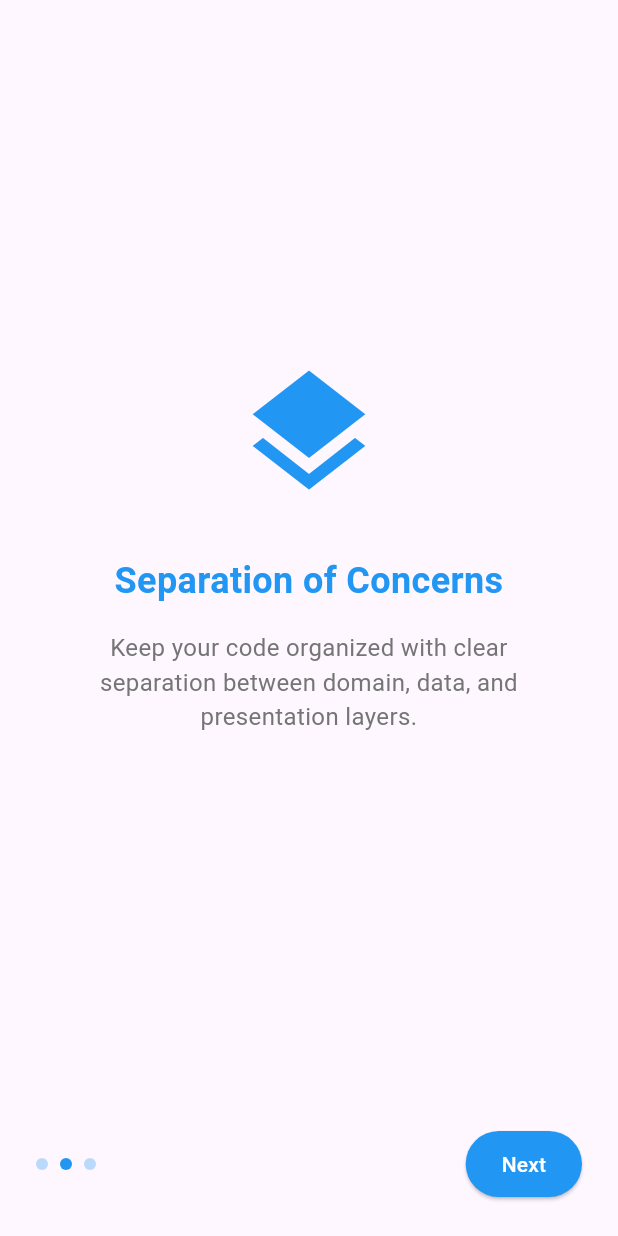
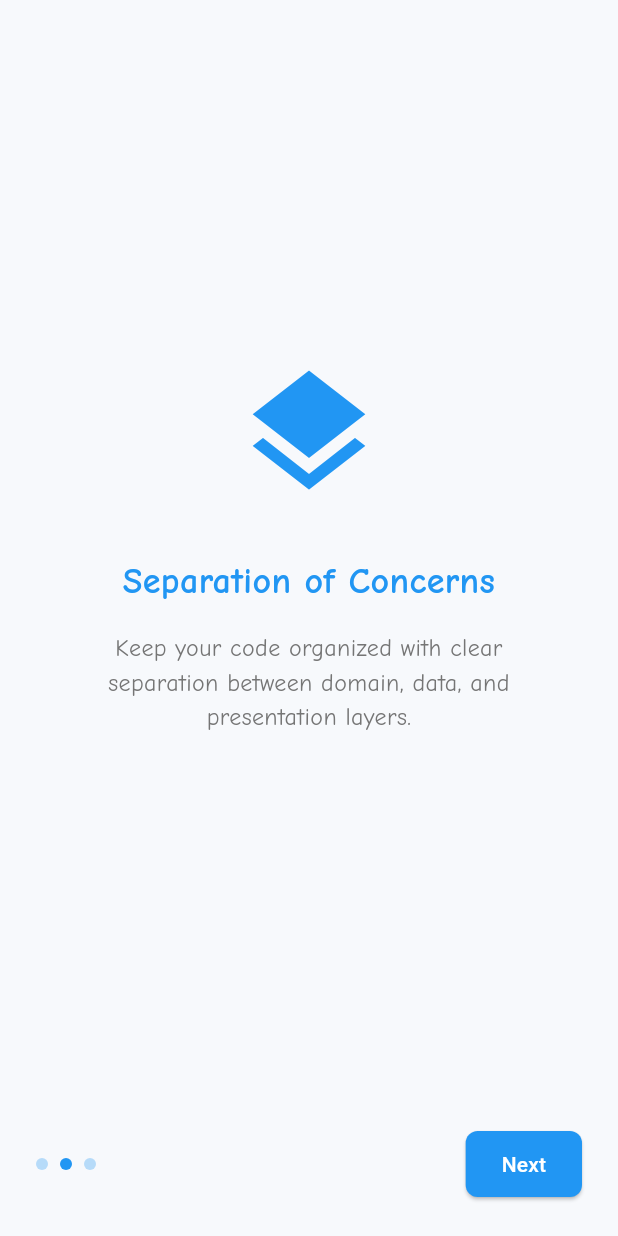
Before and after one commit to nati-d/solika, a Flutter app: the screen it shows after launch, after a tap on "Next", on a phone screen of 412 x 824 dp. Run offline on Flutter 3.47's test engine with Material 3 defaults, Android fonts, the phone set to English and light mode, and no system bars; our stand-ins replace dartz, equatable, flutter_bloc, shared_preferences.

Commit message:
Update dependencies and add ComicNeue font family. Refactor theme management in main.dart and introduce AppTheme class for consistent styling across the app.

```diff
--- /dev/null
+++ b/lib/core/theme/app_theme.dart
@@ -0,0 +1,149 @@
+import 'package:flutter/material.dart';
+
+class AppTheme {
+  // Private constructor to prevent instantiation
+  AppTheme._();
+
+// Colors
+static const Color primaryColor = Color(0xFF95DFFF); // Light cyan-blue
+static const Color secondaryColor = Color(0xFF40C4FF); // Deeper sky blue
+static const Color accentColor = Color(0xFF26A69A); // Teal for highlights
+static const Color backgroundColor = Color(0xFFF7F9FC); // Off-white
+static const Color surfaceColor = Color(0xFFEFF3F6); // Soft gray-blue
+static const Color errorColor = Color(0xFFEF5350); // Red for errors
+static const Color textPrimaryColor = Color(0xFF212121); // Dark gray
+static const Color textSecondaryColor = Color(0xFF757575); // Medium gray
+
+  // Text Styles
+  static const TextStyle heading1 = TextStyle(
+    fontFamily: 'ComicNeue',
+    fontSize: 32,
+    fontWeight: FontWeight.bold,
+    color: textPrimaryColor,
+  );
+
+  static const TextStyle heading2 = TextStyle(
+    fontFamily: 'ComicNeue',
+    fontSize: 24,
+    fontWeight: FontWeight.bold,
+    color: textPrimaryColor,
+  );
+
+  static const TextStyle heading3 = TextStyle(
+    fontFamily: 'ComicNeue',
+    fontSize: 20,
+    fontWeight: FontWeight.w600,
+    color: textPrimaryColor,
+  );
+
+  static const TextStyle bodyLarge = TextStyle(
+    fontFamily: 'ComicNeue',
+    fontSize: 16,
+    fontWeight: FontWeight.normal,
+    color: textPrimaryColor,
+  );
+
+  static const TextStyle bodyMedium = TextStyle(
+    fontFamily: 'ComicNeue',
+    fontSize: 14,
+    fontWeight: FontWeight.normal,
+    color: textPrimaryColor,
+  );
+
+  static const TextStyle bodySmall = TextStyle(
+    fontFamily: 'ComicNeue',
+    fontSize: 12,
+    fontWeight: FontWeight.normal,
+    color: textSecondaryColor,
+  );
+
+  // Button Styles
+  static final ButtonStyle primaryButtonStyle = ElevatedButton.styleFrom(
+    backgroundColor: primaryColor,
+    foregroundColor: Colors.white,
+    padding: const EdgeInsets.symmetric(horizontal: 24, vertical: 12),
+    shape: RoundedRectangleBorder(
+      borderRadius: BorderRadius.circular(8),
+    ),
+  );
+
+  static final ButtonStyle secondaryButtonStyle = OutlinedButton.styleFrom(
+    foregroundColor: primaryColor,
+    padding: const EdgeInsets.symmetric(horizontal: 24, vertical: 12),
+    shape: RoundedRectangleBorder(
+      borderRadius: BorderRadius.circular(8),
+    ),
+    side: const BorderSide(color: primaryColor),
+  );
+
+  // Input Decoration
+  static InputDecoration inputDecoration({
+    required String label,
+    String? hint,
+    Widget? prefixIcon,
+    Widget? suffixIcon,
+  }) {
+    return InputDecoration(
+      labelText: label,
+      hintText: hint,
+      prefixIcon: prefixIcon,
+      suffixIcon: suffixIcon,
+      border: OutlineInputBorder(
+        borderRadius: BorderRadius.circular(8),
+        borderSide: const BorderSide(color: textSecondaryColor),
+      ),
+      enabledBorder: OutlineInputBorder(
+        borderRadius: BorderRadius.circular(8),
+        borderSide: BorderSide(color: textSecondaryColor.withOpacity(0.5)),
+      ),
+      focusedBorder: OutlineInputBorder(
+        borderRadius: BorderRadius.circular(8),
+        borderSide: const BorderSide(color: primaryColor),
+      ),
+      errorBorder: OutlineInputBorder(
+        borderRadius: BorderRadius.circular(8),
+        borderSide: const BorderSide(color: errorColor),
+      ),
+      labelStyle: bodyMedium.copyWith(color: textSecondaryColor),
+      hintStyle: bodyMedium.copyWith(color: textSecondaryColor.withOpacity(0.5)),
+    );
+  }
+
+  // Card Theme
+  static final CardThemeData cardTheme = CardThemeData(
+    elevation: 2,
+    shape: RoundedRectangleBorder(
+      borderRadius: BorderRadius.circular(12),
+    ),
+    color: backgroundColor,
+  );
+
+  // App Theme Data
+  static ThemeData get theme => ThemeData(
+        primaryColor: primaryColor,
+        scaffoldBackgroundColor: backgroundColor,
+        colorScheme: const ColorScheme.light(
+          primary: primaryColor,
+          secondary: secondaryColor,
+          error: errorColor,
+          background: backgroundColor,
+          surface: surfaceColor,
+        ),
+        textTheme: const TextTheme(
+          displayLarge: heading1,
+          displayMedium: heading2,
+          displaySmall: heading3,
+          bodyLarge: bodyLarge,
+          bodyMedium: bodyMedium,
+          bodySmall: bodySmall,
+        ),
+        elevatedButtonTheme: ElevatedButtonThemeData(
+          style: primaryButtonStyle,
+        ),
+        outlinedButtonTheme: OutlinedButtonThemeData(
+          style: secondaryButtonStyle,
+        ),
+        cardTheme: cardTheme,
+        useMaterial3: true,
+      );
+}
--- a/lib/main.dart
+++ b/lib/main.dart
@@ -3,6 +3,7 @@ import 'package:shared_preferences/shared_preferences.dart';
 import 'features/onboarding/presentation/pages/onboarding_page.dart';
 import 'features/home/presentation/pages/home_page.dart';
 import 'core/routes/app_router.dart';
+import 'core/theme/app_theme.dart';
 
 void main() {
   runApp(const MyApp());
@@ -15,10 +16,7 @@ class MyApp extends StatelessWidget {
   Widget build(BuildContext context) {
     return MaterialApp(
       title: 'Clean Architecture Demo',
-      theme: ThemeData(
-        primarySwatch: Colors.blue,
-        useMaterial3: true,
-      ),
+      theme: AppTheme.theme,
       home: const SplashScreen(),
       routes: {
         AppRouter.onboarding: (context) => const OnboardingPage(),
@@ -39,26 +37,44 @@ class _SplashScreenState extends State<SplashScreen> {
   @override
   void initState() {
     super.initState();
-    _checkOnboardingStatus();
+    _navigateToOnboarding();
   }
 
-  Future<void> _checkOnboardingStatus() async {
-    final prefs = await SharedPreferences.getInstance();
-    final onboardingCompleted = prefs.getBool('onboarding_completed') ?? false;
+  Future<void> _navigateToOnboarding() async {
+    // Add a small delay to show the splash screen
+    await Future.delayed(const Duration(seconds: 2));
 
     if (mounted) {
-      Navigator.pushReplacementNamed(
-        context,
-        onboardingCompleted ? AppRouter.home : AppRouter.onboarding,
-      );
+      Navigator.pushReplacementNamed(context, AppRouter.onboarding);
     }
   }
 
   @override
   Widget build(BuildContext context) {
-    return const Scaffold(
+    return Scaffold(
+      backgroundColor: AppTheme.backgroundColor,
       body: Center(
-        child: CircularProgressIndicator(),
+        child: Column(
+          mainAxisAlignment: MainAxisAlignment.center,
+          children: [
+            Icon(
+              Icons.architecture,
+              size: 80,
+              color: AppTheme.primaryColor,
+            ),
+            const SizedBox(height: 24),
+            Text(
+              'Clean Architecture',
+              style: AppTheme.heading1.copyWith(
+                color: AppTheme.primaryColor,
+              ),
+            ),
+            const SizedBox(height: 16),
+            CircularProgressIndicator(
+              color: AppTheme.primaryColor,
+            ),
+          ],
+        ),
       ),
     );
   }
```
Also changed, not shown: pubspec.yaml (+21 -6 lines), assets/fonts/ComicNeue/ComicNeue-Bold.ttf (added), assets/fonts/ComicNeue/ComicNeue-BoldItalic.ttf (added), assets/fonts/ComicNeue/ComicNeue-Italic.ttf (added), assets/fonts/ComicNeue/ComicNeue-Light.ttf (added), assets/fonts/ComicNeue/ComicNeue-LightItalic.ttf (added), assets/fonts/ComicNeue/ComicNeue-Regular.ttf (added), pubspec.lock.
